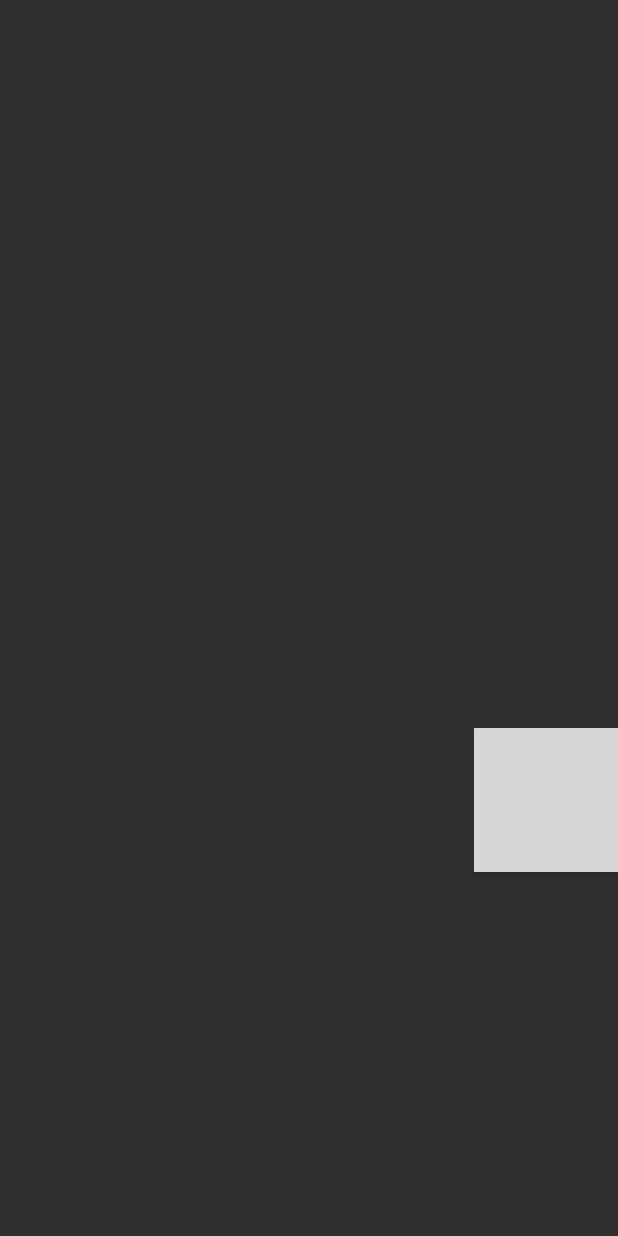
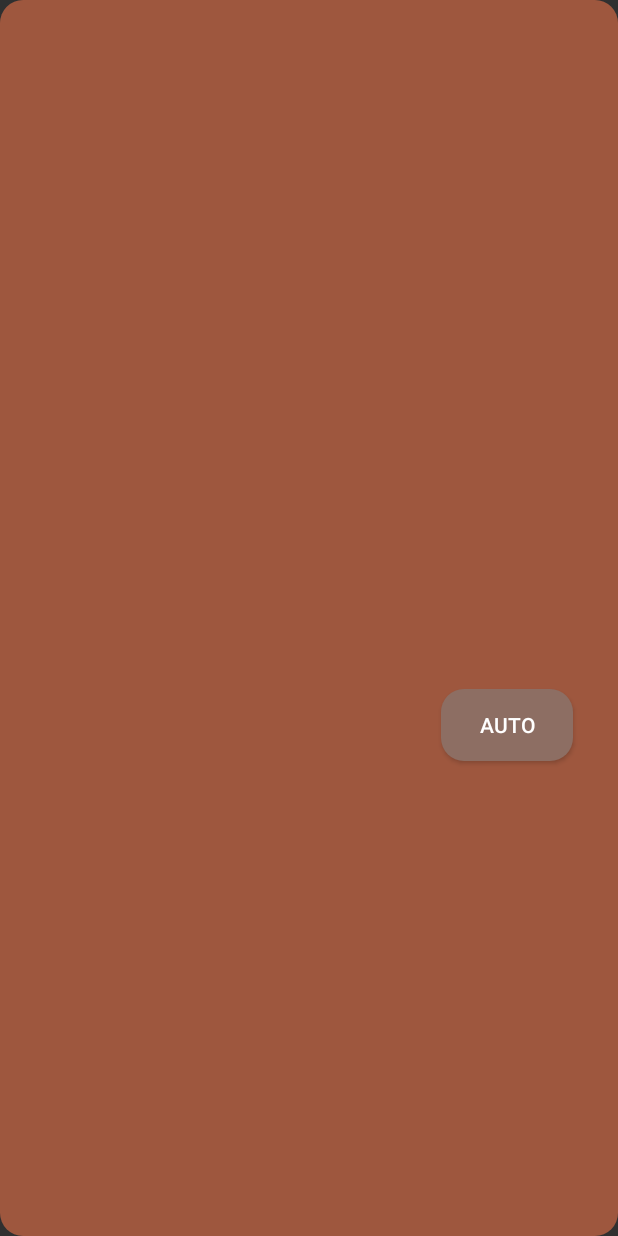
Before and after one commit to kuiqejw/MQTT-NEW, an Android app: the screen it shows after launch (MainActivity), after a tap on "MANUAL", on a phone screen of 412 x 824 dp. Run offline under Robolectric (Android 15) with nearby library versions, the phone set to English and light mode, and no system bars; libraries missing offline, so code that uses them is left out: org.eclipse.paho; 9 statements that could not run were skipped; 1 other tap on this screen came first; grey boxes are pictures that could not be loaded.

Commit message:
Everything fixed except colour

```diff
--- /dev/null
+++ b/app/src/main/res/drawable/background.xml
@@ -0,0 +1,11 @@
+<?xml version="1.0" encoding="utf-8"?>
+<!--  res/drawable/rounded_edittext.xml -->
+<shape xmlns:android="http://schemas.android.com/apk/res/android"
+    android:shape="rectangle" android:padding="10dp">
+    <solid android:color="#9e573e"/>
+    <corners
+        android:bottomRightRadius="15dp"
+        android:bottomLeftRadius="15dp"
+        android:topLeftRadius="15dp"
+        android:topRightRadius="15dp"/>
+</shape>
--- /dev/null
+++ b/app/src/main/res/drawable/buttonwhite.xml
@@ -0,0 +1,11 @@
+<?xml version="1.0" encoding="utf-8"?>
+<!--  res/drawable/rounded_edittext.xml -->
+<shape xmlns:android="http://schemas.android.com/apk/res/android"
+    android:shape="rectangle" android:padding="10dp">
+    <solid android:color="#8d6e63"/>
+    <corners
+        android:bottomRightRadius="15dp"
+        android:bottomLeftRadius="15dp"
+        android:topLeftRadius="15dp"
+        android:topRightRadius="15dp"/>
+</shape>
--- a/app/src/main/res/layout/activity_main.xml
+++ b/app/src/main/res/layout/activity_main.xml
@@ -5,6 +5,7 @@
     android:layout_width="match_parent"
     android:layout_height="match_parent"
     android:orientation="vertical"
+    android:background="@drawable/background"
     tools:context="com.frost.mqtttutorial.com.frost.mqtt.MainActivity"
 >
 
@@ -13,7 +14,7 @@
         android:layout_width="wrap_content"
         android:layout_height="wrap_content"
         android:text="Hello World!"
-        android:textColor="#6970af"
+        android:textColor="#f7f7fa"
         android:layout_gravity="center_horizontal"
         android:layout_marginLeft="50dp"
         android:layout_marginRight="50dp"
@@ -38,6 +39,8 @@
         android:textAlignment="center"
         android:background="@drawable/buttonwhite"
         android:layout_marginTop="250sp"
+        android:layout_marginBottom="30dp"
+        android:layout_marginRight="30dp"
         android:layout_gravity="end"/>
 
 </LinearLayout>
```
Also changed, not shown: app/src/main/java/com/frost/mqtt/MainActivity.java (+0 -11 lines), app/src/main/res/drawable/register.png (added), 1 other file.
